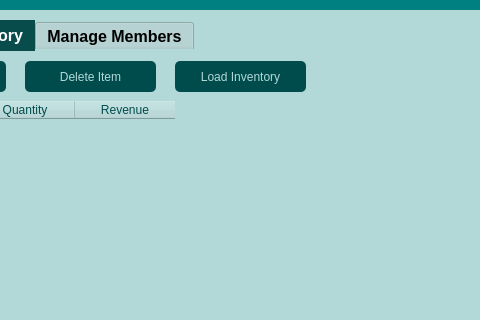
First picture: the form in mainwindow.ui, repository schwei322/CS1C-Project2, before the edit; both pictures show x 255 to 735 and y 0 to 320 of the 1280 by 800 pixel window.
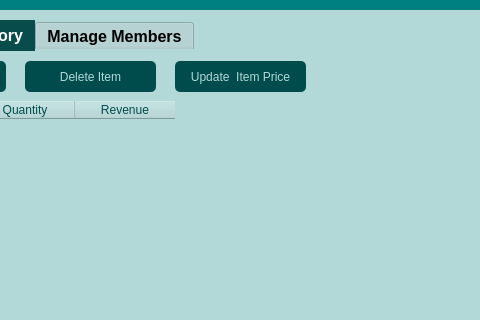
Second picture: the form after the edit. The open tabs and pages were chosen to show the change.

The edit to the form file:
```diff
--- a/mainwindow.ui
+++ b/mainwindow.ui
@@ -650,7 +650,7 @@
 }</string>
         </property>
         <property name="text">
-         <string>Load Inventory</string>
+         <string>Update  Item Price</string>
         </property>
        </widget>
       </widget>
```
Left out of the diff: 2 changed lines with no effect on the pictures.
